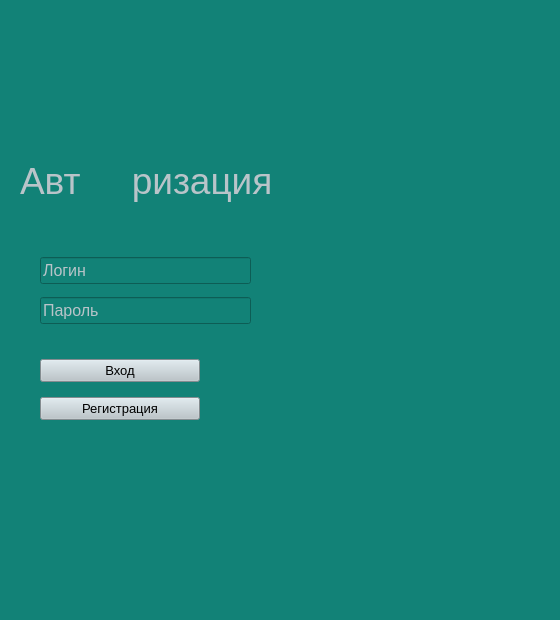
endinggg/pythonProjectPYQT, file resources/authorization.ui: the form before one commit.
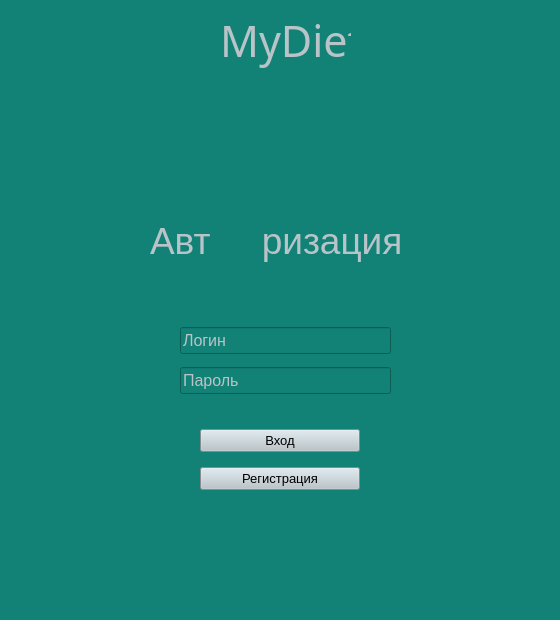
The form after the commit.

Patch:
```diff
--- a/resources/authorization.ui
+++ b/resources/authorization.ui
@@ -10,6 +10,11 @@
     <height>620</height>
    </rect>
   </property>
+  <property name="font">
+   <font>
+    <family>Cooper Black</family>
+   </font>
+  </property>
   <property name="windowTitle">
    <string>MainWindow</string>
   </property>
@@ -20,8 +25,8 @@
    <widget class="QWidget" name="verticalLayoutWidget">
     <property name="geometry">
      <rect>
-      <x>40</x>
-      <y>350</y>
+      <x>200</x>
+      <y>420</y>
       <width>160</width>
       <height>80</height>
      </rect>
@@ -62,8 +67,8 @@
    <widget class="QWidget" name="verticalLayoutWidget_2">
     <property name="geometry">
      <rect>
-      <x>40</x>
-      <y>250</y>
+      <x>180</x>
+      <y>320</y>
       <width>211</width>
       <height>81</height>
      </rect>
@@ -107,8 +112,8 @@
     </property>
     <property name="geometry">
      <rect>
-      <x>20</x>
-      <y>150</y>
+      <x>150</x>
+      <y>210</y>
       <width>291</width>
       <height>61</height>
      </rect>
@@ -131,6 +136,28 @@
      <string>Авт     ризация</string>
     </property>
    </widget>
+   <widget class="QLabel" name="label">
+    <property name="geometry">
+     <rect>
+      <x>220</x>
+      <y>0</y>
+      <width>131</width>
+      <height>81</height>
+     </rect>
+    </property>
+    <property name="font">
+     <font>
+      <family>Poor Richard</family>
+      <pointsize>32</pointsize>
+     </font>
+    </property>
+    <property name="styleSheet">
+     <string notr="true">color:  rgb(185, 196, 201)</string>
+    </property>
+    <property name="text">
+     <string>MyDiet</string>
+    </property>
+   </widget>
   </widget>
   <widget class="QMenuBar" name="menubar">
    <property name="geometry">
```
